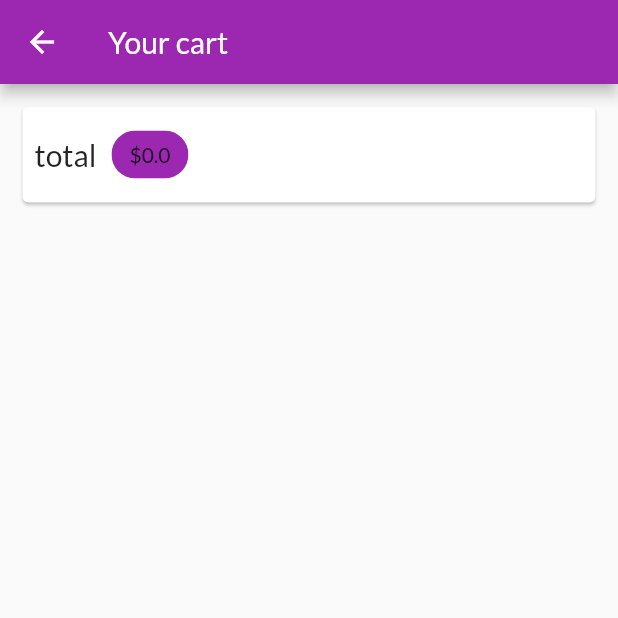
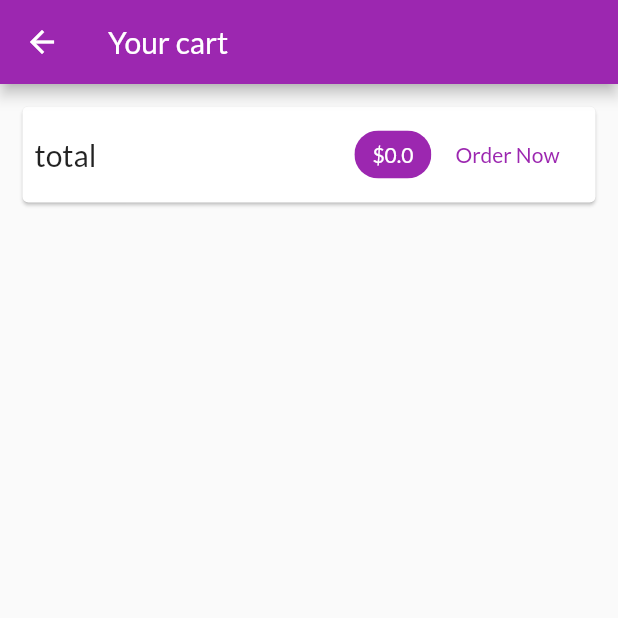
Before and after one commit to codeForMobile/shoppingtcart, a Flutter app: the CartScreen screen opened by its route, on a phone screen of 412 x 824 dp, the top half of it. Run offline on Flutter 3.47's test engine with Material 2 defaults, Android fonts, the phone set to English and light mode, and no system bars; network calls fail.

Commit message:
cart functionality added

```diff
--- a/lib/screens/cart_screen.dart
+++ b/lib/screens/cart_screen.dart
@@ -1,6 +1,8 @@
 import 'package:flutter/material.dart';
 import 'package:provider/provider.dart';
-import '../providers/cart.dart';
+
+import '../providers/cart.dart' show Cart;
+import '../widgets/cart_item.dart';
 
 class CartScreen extends StatelessWidget {
   static const routeName = '/cart';
@@ -9,19 +11,56 @@ class CartScreen extends StatelessWidget {
   Widget build(BuildContext context) {
     final cart = Provider.of<Cart>(context);
     return Scaffold(
-      appBar: AppBar(title: Text('Your cart'),),
-      body: Column(children: <Widget>[
-        Card(
-          margin: EdgeInsets.all(15),
-          child: Padding(padding: EdgeInsets.all(8) ,child: Row(
-            children: <Widget>[
-              Text('total', style: TextStyle(fontSize: 20),),
-              SizedBox(width: 10,),
-              Chip(label: Text('\$${cart.totalAmount}'), backgroundColor: Theme.of(context).primaryColor,)
-            ],
-          ),),
-        )
-      ],),
+      appBar: AppBar(
+        title: Text('Your cart'),
+      ),
+      body: Column(
+        children: <Widget>[
+          Card(
+            margin: EdgeInsets.all(15),
+            child: Padding(
+              padding: EdgeInsets.all(8),
+              child: Row(
+                children: <Widget>[
+                  Text(
+                    'total',
+                    style: TextStyle(fontSize: 20),
+                  ),
+                  Spacer(),
+                  Chip(
+                    label: Text(
+                      '\$${cart.totalAmount}',
+                      style: TextStyle(
+                          color:
+                              Theme.of(context).primaryTextTheme.title.color),
+                    ),
+                    backgroundColor: Theme.of(context).primaryColor,
+                  ),
+                  FlatButton(
+                    onPressed: () {},
+                    child: Text('Order Now'),
+                    textColor: Theme.of(context).primaryColor,
+                  )
+                ],
+              ),
+            ),
+          ),
+          SizedBox(
+            height: 10,
+          ),
+          Expanded(
+              child: ListView.builder(
+            itemBuilder: (ctx, i) => CartItem(
+              id: cart.items.values.toList()[i].id,
+              productId: cart.items.keys.toList()[i],
+              title: cart.items.values.toList()[i].title,
+              quantity: cart.items.values.toList()[i].quantity,
+              price: cart.items.values.toList()[i].price,
+            ),
+            itemCount: cart.items.length,
+          ))
+        ],
+      ),
     );
   }
 }
```
Also changed, not shown: lib/providers/cart.dart (+6 -1 lines), lib/widgets/cart_item.dart (added, +67 -0 lines).
